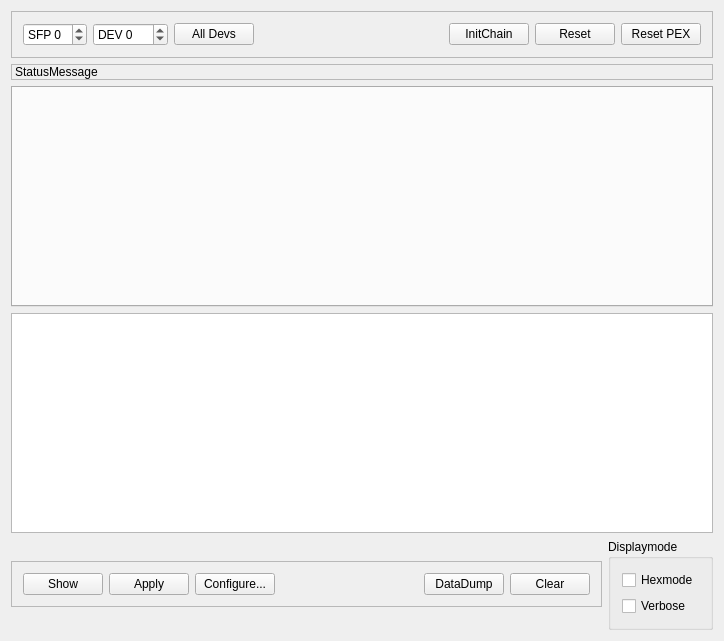
Old version of the form mbspex/gui/qt/nyxor/NyxorGui.ui in the repository gsi-ee/drivers.
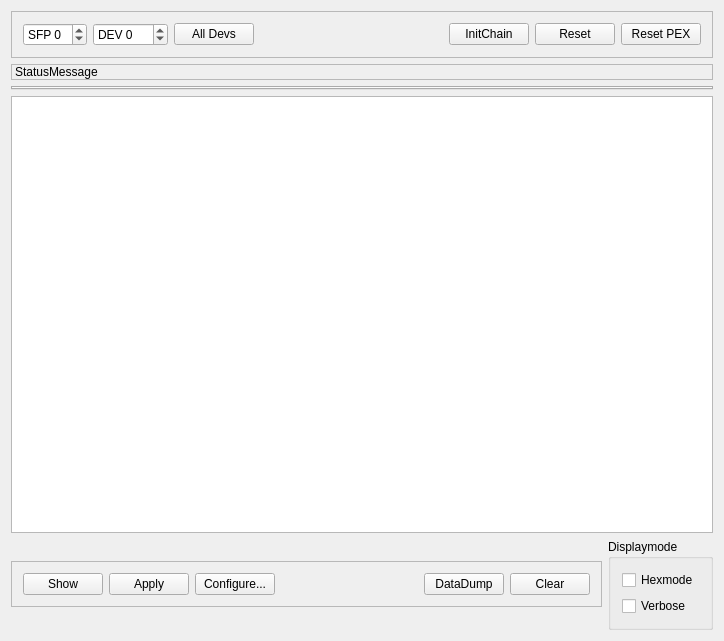
New version of the form.

Commit message: mbspex: nyxor gui - now uses directly mbspex lib instead of shell gosipcmd. May be switched back to old behaviour by disable define USE_MBSPEX_LIB Added top level Makefile to handle linkage of libmbspex to gui

Diff of the .ui file:
```diff
--- a/mbspex/gui/qt/nyxor/NyxorGui.ui
+++ b/mbspex/gui/qt/nyxor/NyxorGui.ui
@@ -179,7 +179,7 @@
      <item>
       <widget class="QTabWidget" name="Nxyter_tabWidget">
        <property name="sizePolicy">
-        <sizepolicy hsizetype="Expanding" vsizetype="MinimumExpanding">
+        <sizepolicy hsizetype="Expanding" vsizetype="Preferred">
          <horstretch>0</horstretch>
          <verstretch>0</verstretch>
         </sizepolicy>
@@ -192,15 +192,15 @@
      <item>
       <widget class="QPlainTextEdit" name="TextOutput">
        <property name="sizePolicy">
-        <sizepolicy hsizetype="Expanding" vsizetype="MinimumExpanding">
+        <sizepolicy hsizetype="Expanding" vsizetype="Preferred">
          <horstretch>0</horstretch>
-         <verstretch>0</verstretch>
+         <verstretch>1</verstretch>
         </sizepolicy>
        </property>
        <property name="minimumSize">
         <size>
          <width>0</width>
-         <height>100</height>
+         <height>150</height>
         </size>
        </property>
        <property name="font">
```
The commit also changes 4 other files.
